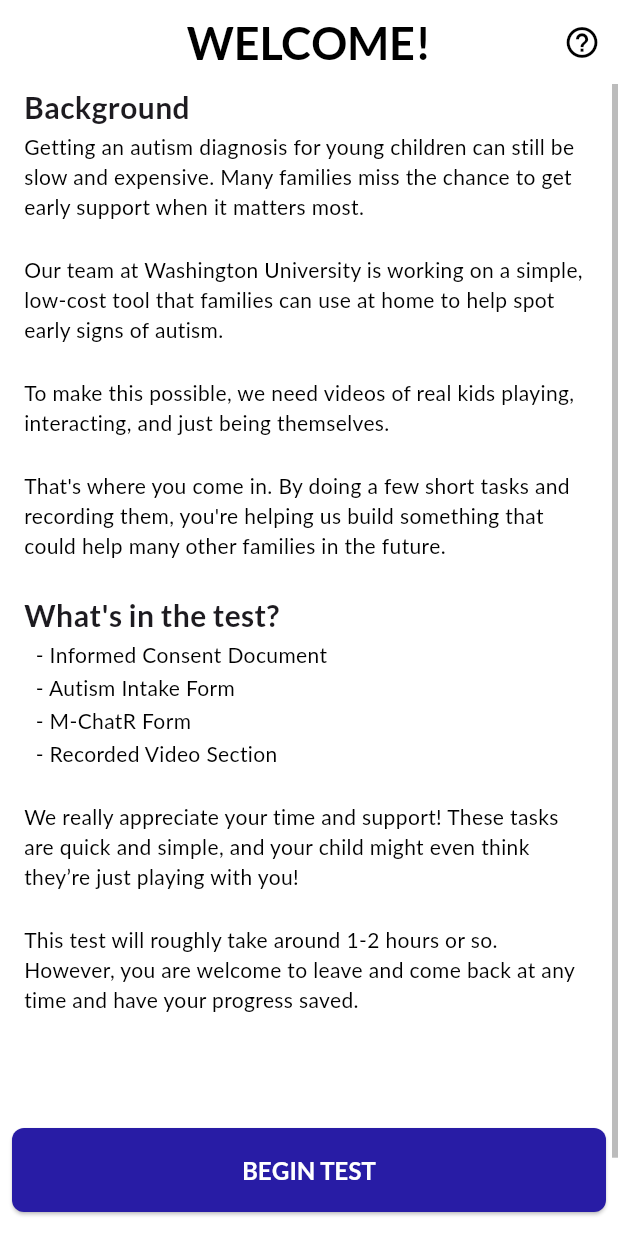
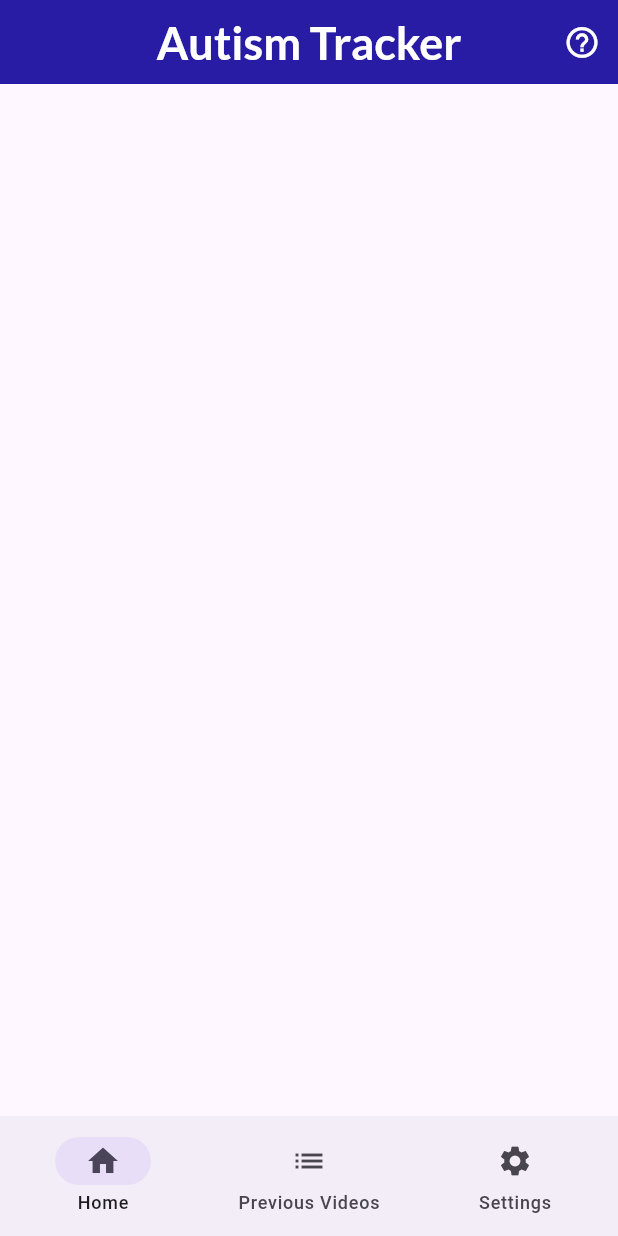
Before and after one commit to kevin200555/autism_ai_test, a Flutter app: the screen it shows after launch, on a phone screen of 412 x 824 dp. Run offline on Flutter 3.47's test engine with Material 3 defaults, Android fonts, the phone set to English and light mode, and no system bars; drawn by our look-alikes of auto_size_text; our stand-ins replace camera, firebase_core, firebase_storage, google_fonts, hive, hive_flutter and 1 more; missing offline and left inert: pdfx; accounts and stored records are empty.

Commit message:
added a new menu screen, this will help commerialize the app

```diff
--- a/lib/main.dart
+++ b/lib/main.dart
@@ -1,3 +1,4 @@
+import 'package:autism_ai_test/screens/main_menu/home_menu_screen.dart';
 import 'package:autism_ai_test/screens/video_section/video_recording_menu.dart';
 import 'package:autism_ai_test/screens/other/no_camera_error_screen.dart';
 import 'package:autism_ai_test/screens/intake/compensation_form.dart';
@@ -115,7 +116,7 @@ class AutismAITest extends StatelessWidget {
         initialScreen = HomeScreen(camera: cameras[0]);
     }
     //camera is passed around through all widgets and screens in the program
-    return MaterialApp(home: initialScreen, debugShowCheckedModeBanner: false);
+    return MaterialApp(home: HomeMenuScreen(camera: cameras[0]), debugShowCheckedModeBanner: false);
   }
 } // EOF main.dart
 
--- /dev/null
+++ b/lib/screens/main_menu/home_menu_screen.dart
@@ -0,0 +1,52 @@
+import 'package:autism_ai_test/constants/colors.dart';
+import 'package:autism_ai_test/widgets/button/help_button.dart';
+import 'package:autism_ai_test/widgets/other/text_types.dart';
+import 'package:camera/camera.dart';
+import 'package:flutter/material.dart';
+
+class HomeMenuScreen extends StatefulWidget {
+  final CameraDescription camera;
+  const HomeMenuScreen({super.key, required this.camera});
+
+  @override
+  State<HomeMenuScreen> createState() => _HomeMenuScreenState();
+}
+
+class _HomeMenuScreenState extends State<HomeMenuScreen> {
+  @override
+  @override
+  Widget build(BuildContext context) {
+    int currentPageIndex = 0;
+    NavigationDestinationLabelBehavior labelBehavior =
+        NavigationDestinationLabelBehavior.alwaysShow;
+
+    return Scaffold(
+      appBar: AppBar(
+        title: AppBarTitle('Autism Tracker', color: ColorTheme.background),
+        centerTitle: true,
+        backgroundColor: ColorTheme.accent,
+        actions: [
+          HelpButton(color: ColorTheme.background, camera: widget.camera),
+        ],
+        automaticallyImplyLeading: false,
+      ),
+      bottomNavigationBar: NavigationBar(
+        labelBehavior: labelBehavior,
+        selectedIndex: currentPageIndex,
+        onDestinationSelected: (int index) {
+          setState(() {
+            currentPageIndex = index;
+          });
+        },
+        destinations: const <Widget>[
+          NavigationDestination(icon: Icon(Icons.home), label: 'Home'),
+          NavigationDestination(
+            icon: Icon(Icons.list),
+            label: 'Previous Videos',
+          ),
+          NavigationDestination(icon: Icon(Icons.settings), label: 'Settings'),
+        ],
+      ),
+    );
+  }
+}
```
